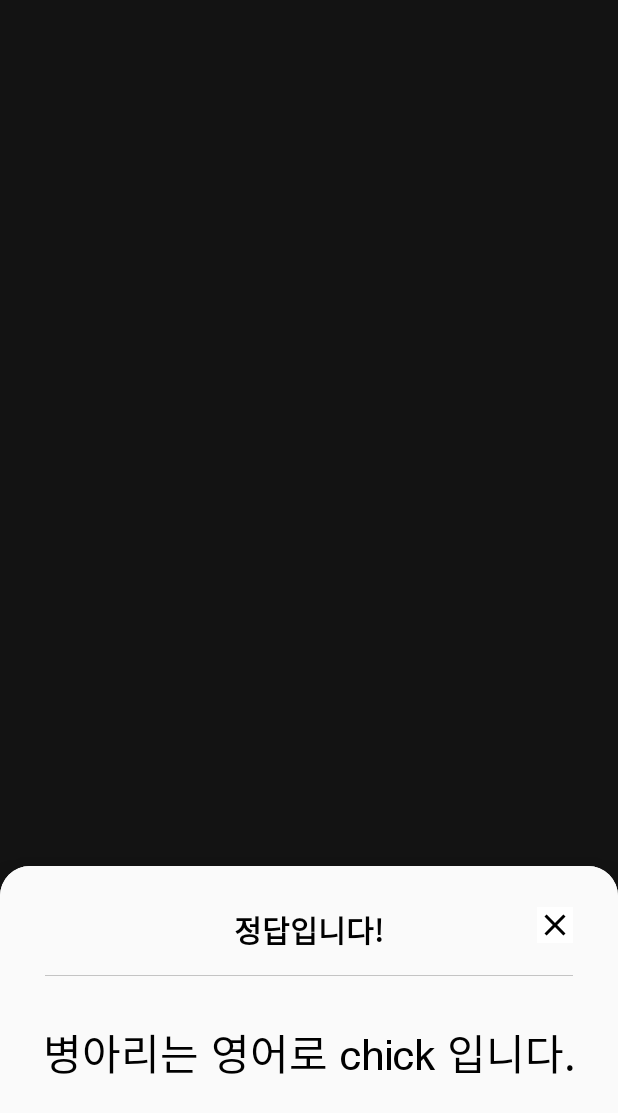
After one commit to CAP-JJANG/RightNow, an Android app: the fragment QuizResultDialog shown on its own in the app's theme, on a phone screen of 412 x 824 dp. The commit adds this screen. Shown: the top 1113 px of the screen. Run offline under Robolectric (Android 15) with nearby library versions, the phone set to English and light mode, and no system bars; our stand-ins replace data binding; 1 statement that could not run was skipped.

Commit message:
FEAT/Create QuizResult Dialog & Layout

```diff
--- /dev/null
+++ b/app/src/main/java/com/capjjang/rightnow/ui/QuizResultDialog.kt
@@ -0,0 +1,24 @@
+package com.capjjang.rightnow.ui
+
+import android.view.View
+import androidx.navigation.fragment.navArgs
+import com.capjjang.rightnow.R
+import com.capjjang.rightnow.base.BaseBottomDialogFragment
+import com.capjjang.rightnow.databinding.DialogQuizResultBinding
+
+class QuizResultDialog: BaseBottomDialogFragment<DialogQuizResultBinding>(R.layout.dialog_quiz_result) {
+
+    override fun initStartView() {
+        super.initStartView()
+    }
+
+    override fun initDataBinding() {
+        super.initDataBinding()
+
+    }
+
+    override fun initAfterBinding() {
+        super.initAfterBinding()
+
+    }
+}
--- /dev/null
+++ b/app/src/main/res/layout/dialog_quiz_result.xml
@@ -0,0 +1,89 @@
+<?xml version="1.0" encoding="utf-8"?>
+<layout xmlns:tools="http://schemas.android.com/tools"
+    xmlns:android="http://schemas.android.com/apk/res/android"
+    xmlns:app="http://schemas.android.com/apk/res-auto">
+
+    <androidx.constraintlayout.widget.ConstraintLayout
+        android:layout_width="match_parent"
+        android:layout_height="234dp"
+        android:background="@drawable/bottom_sheet_border">
+
+        <View
+            android:id="@+id/view3"
+            android:layout_width="0dp"
+            android:layout_height="0.5dp"
+            android:layout_marginStart="30dp"
+            android:layout_marginTop="15dp"
+            android:layout_marginEnd="30dp"
+            android:background="#C4C4C4"
+            app:layout_constraintEnd_toEndOf="parent"
+            app:layout_constraintStart_toStartOf="parent"
+            app:layout_constraintTop_toBottomOf="@+id/tv_check" />
+
+        <TextView
+            android:id="@+id/tv_check"
+            android:layout_width="wrap_content"
+            android:layout_height="wrap_content"
+            android:layout_marginTop="27dp"
+            android:fontFamily="@font/helvetica_bold"
+            android:text="정답입니다!"
+            android:textColor="#000000"
+            android:textSize="20sp"
+            app:layout_constraintEnd_toEndOf="parent"
+            app:layout_constraintStart_toStartOf="parent"
+            app:layout_constraintTop_toTopOf="parent" />
+
+        <ImageButton
+            android:id="@+id/imageButton2"
+            android:layout_width="wrap_content"
+            android:layout_height="wrap_content"
+            android:layout_marginEnd="30dp"
+            android:background="@color/white"
+            app:layout_constraintEnd_toEndOf="parent"
+            app:layout_constraintTop_toTopOf="@+id/tv_check"
+            app:srcCompat="@drawable/baseline_close_24" />
+
+        <TextView
+            android:id="@+id/tv_quiz"
+            android:layout_width="wrap_content"
+            android:layout_height="wrap_content"
+            android:layout_marginTop="30dp"
+            android:fontFamily="@font/helvetica"
+            android:text="병아리는 영어로 chick 입니다."
+            android:textColor="#000000"
+            android:textSize="28sp"
+            app:layout_constraintEnd_toEndOf="@+id/view3"
+            app:layout_constraintStart_toStartOf="@+id/view3"
+            app:layout_constraintTop_toBottomOf="@+id/view3" />
+
+        <Button
+            android:id="@+id/button"
+            android:layout_width="321dp"
+            android:layout_height="45dp"
+            android:layout_marginBottom="20dp"
+            android:background="@drawable/btn_yellow_round_30"
+            android:fontFamily="@font/scdream5"
+            android:text="전체 결과 보러가기"
+            android:textColor="#000000"
+            android:textSize="20sp"
+            android:visibility="invisible"
+            app:layout_constraintBottom_toBottomOf="parent"
+            app:layout_constraintEnd_toEndOf="parent"
+            app:layout_constraintStart_toStartOf="parent" />
+
+        <TextView
+            android:id="@+id/tv_hansung"
+            android:layout_width="wrap_content"
+            android:layout_height="wrap_content"
+            android:layout_marginTop="32dp"
+            android:fontFamily="@font/scdream7"
+            android:text="오고싶은 대학 머물고싶은 대학"
+            android:textColor="#3F51B5"
+            android:textSize="24sp"
+            android:visibility="invisible"
+            app:layout_constraintEnd_toEndOf="parent"
+            app:layout_constraintStart_toStartOf="parent"
+            app:layout_constraintTop_toBottomOf="@+id/tv_quiz" />
+
+    </androidx.constraintlayout.widget.ConstraintLayout>
+</layout>
--- a/app/src/main/res/navigation/nav_graph.xml
+++ b/app/src/main/res/navigation/nav_graph.xml
@@ -1,10 +1,13 @@
 <?xml version="1.0" encoding="utf-8"?>
 <navigation xmlns:android="http://schemas.android.com/apk/res/android"
     xmlns:app="http://schemas.android.com/apk/res-auto"
-    xmlns:tools="http://schemas.android.com/tools"
     android:id="@+id/nav_graph"
     app:startDestination="@id/loadFragment">
-
+    <fragment
+        android:id="@+id/quizFragment"
+        android:name="com.capjjang.rightnow.ui.QuizFragment"
+        android:label="QuizFragment" >
+    </fragment>
     <fragment
         android:id="@+id/loadFragment"
         android:name="com.capjjang.rightnow.ui.LoadFragment"
@@ -14,7 +17,19 @@
             app:destination="@id/startFragment" />
     </fragment>
     <fragment
+        android:id="@+id/quizGradeFragment2"
+        android:name="com.capjjang.rightnow.ui.QuizGradeFragment"
+        android:label="QuizGradeFragment" >
+        <action
+            android:id="@+id/action_quizGradeFragment2_to_startFragment"
+            app:destination="@id/startFragment" />
+    </fragment>
+    <fragment
         android:id="@+id/startFragment"
         android:name="com.capjjang.rightnow.ui.StartFragment"
-        android:label="StartFragment" />
+        android:label="StartFragment" >
+        <action
+            android:id="@+id/action_startFragment_to_quizFragment"
+            app:destination="@id/quizFragment" />
+    </fragment>
 </navigation>
```
